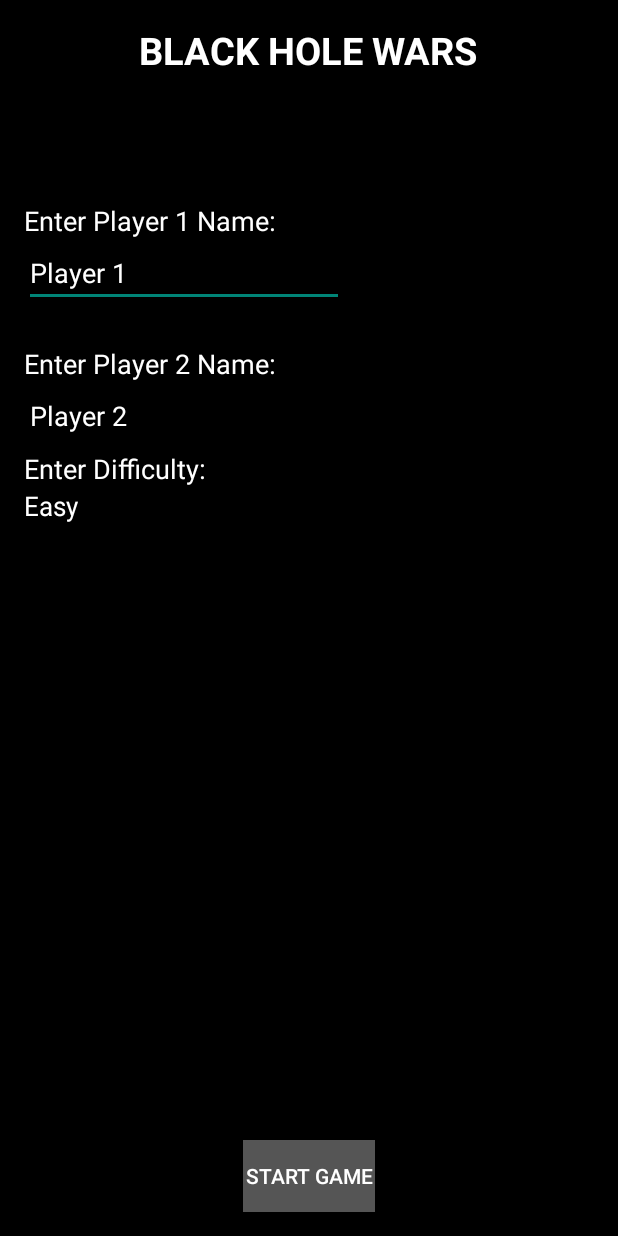
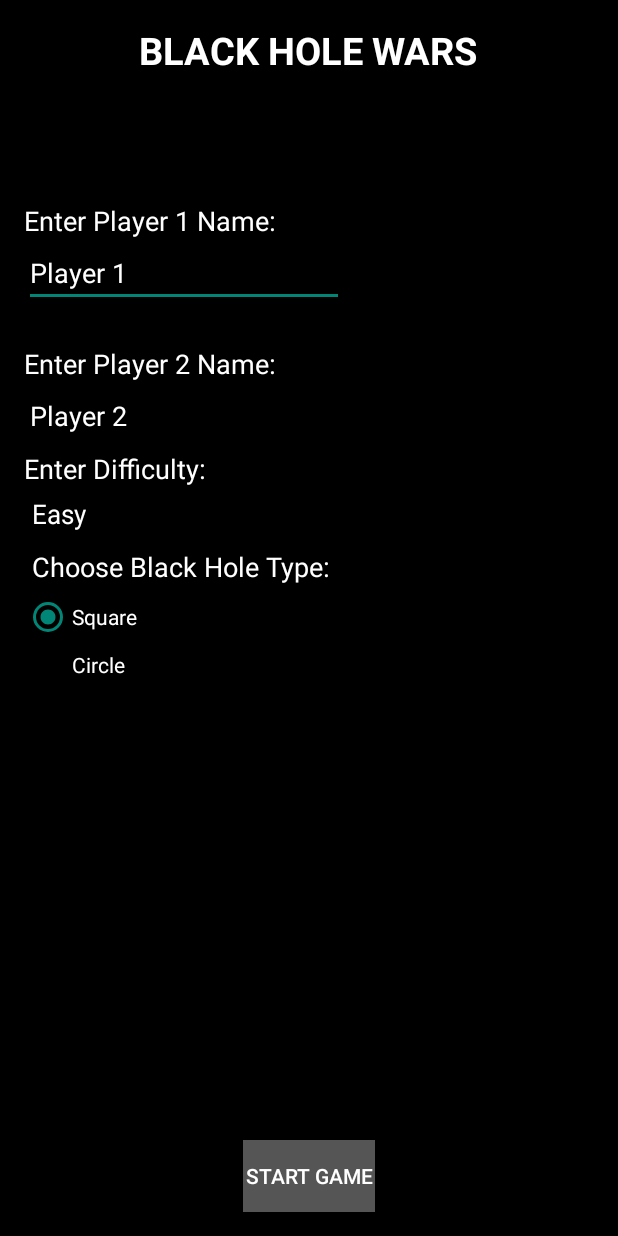
Before and after one commit to adwiii/BHW, an Android app: the screen it shows after launch (MainActivity), on a phone screen of 412 x 824 dp. Run offline under Robolectric (Android 15) with nearby library versions, the phone set to English and light mode, and no system bars.

Commit message:
Added ability to use Circle BHs instead of Rects
Also added size indicator to BHs and some other minor tweaks

```diff
--- a/app/src/main/java/com/adwiii/bhw/MainActivity.java
+++ b/app/src/main/java/com/adwiii/bhw/MainActivity.java
@@ -4,13 +4,13 @@ import android.app.Activity;
 import android.content.Intent;
 import android.content.res.Configuration;
 import android.os.Bundle;
-import android.support.v7.app.AppCompatActivity;
 import android.util.Log;
 import android.view.Menu;
 import android.view.MenuItem;
 import android.view.View;
 import android.widget.Button;
 import android.widget.EditText;
+import android.widget.RadioGroup;
 import android.widget.Spinner;
 
 public class MainActivity extends Activity implements View.OnClickListener{
@@ -19,6 +19,7 @@ public class MainActivity extends Activity implements View.OnClickListener{
     EditText p2Name;
     Spinner diff;
     Button start;
+    RadioGroup type;
 
     @Override
     protected void onCreate(Bundle savedInstanceState) {
@@ -37,6 +38,8 @@ public class MainActivity extends Activity implements View.OnClickListener{
 
         start = (Button) findViewById(R.id.startButton);
 
+        type = (RadioGroup) findViewById(R.id.typeGroup);
+
         start.setOnClickListener(this);
         Util.hideSystemUI(this);
     }
@@ -47,8 +50,9 @@ public class MainActivity extends Activity implements View.OnClickListener{
             Intent i = new Intent(this, GameActivity.class);
             i.putExtra(GameActivity.P1_NAME, p1Name.getText().toString());
             i.putExtra(GameActivity.P2_NAME, p2Name.getText().toString());
-            Log.e("diff", diff.getSelectedItemPosition() + "");
+            Log.e("diff", diff.getSelectedItemPosition()+"");
             i.putExtra(GameActivity.DIFF, diff.getSelectedItemPosition());
+            i.putExtra(GameActivity.BH_TYPE, type.getCheckedRadioButtonId());
             startActivity(i);
         }
     }
--- a/app/src/main/java/com/adwiii/bhw/game/BHRect.java
+++ b/app/src/main/java/com/adwiii/bhw/game/BHRect.java
@@ -35,6 +35,7 @@ public class BHRect implements Expandable {
             pts.add(new Point(me.left, me.top + i));
             pts.add(new Point(me.right, me.top + i));
         }
+        rad++;
     }
 
     @Override
--- a/app/src/main/res/layout/activity_main.xml
+++ b/app/src/main/res/layout/activity_main.xml
@@ -1,76 +1,101 @@
-<RelativeLayout xmlns:android="http://schemas.android.com/apk/res/android"
-                xmlns:tools="http://schemas.android.com/tools"
-                android:layout_width="match_parent"
-                android:layout_height="match_parent"
-                android:paddingLeft="@dimen/activity_horizontal_margin"
-                android:paddingRight="@dimen/activity_horizontal_margin"
-                android:paddingTop="@dimen/activity_vertical_margin"
-                android:paddingBottom="@dimen/activity_vertical_margin"
-                tools:context=".MainActivity" android:background="#000">
+<RelativeLayout xmlns:android = "http://schemas.android.com/apk/res/android"
+                xmlns:tools = "http://schemas.android.com/tools"
+                android:layout_width = "match_parent"
+                android:layout_height = "match_parent"
+                android:paddingLeft = "@dimen/activity_horizontal_margin"
+                android:paddingRight = "@dimen/activity_horizontal_margin"
+                android:paddingTop = "@dimen/activity_vertical_margin"
+                android:paddingBottom = "@dimen/activity_vertical_margin"
+                tools:context = ".MainActivity" android:background = "#000">
 
     <TextView
-        android:text="@string/title"
-        android:layout_width="wrap_content"
-        android:layout_height="wrap_content"
-        android:fontFamily="monospace-condensed"
-        android:textStyle="bold"
-        android:gravity="center"
-        android:layout_alignParentTop="true" android:layout_centerHorizontal="true"
-        android:textSize="25dp" android:textColor="#fff" android:id="@+id/textView3"/>
+        android:text = "@string/title"
+        android:layout_width = "wrap_content"
+        android:layout_height = "wrap_content"
+        android:fontFamily = "monospace-condensed"
+        android:textStyle = "bold"
+        android:gravity = "center"
+        android:layout_alignParentTop = "true" android:layout_centerHorizontal = "true"
+        android:textSize = "25dp" android:textColor = "#fff" android:id = "@+id/textView3"/>
     <TextView
-        android:layout_width="wrap_content"
-        android:layout_height="wrap_content"
-        android:textAppearance="?android:attr/textAppearanceMedium"
-        android:id="@+id/textView"
-        android:textColor="#fff" android:text="@string/enter1" android:layout_below="@+id/textView3"
-        android:layout_alignParentLeft="true" android:layout_alignParentStart="true"
-        android:layout_marginTop="84dp"/>
+        android:layout_width = "wrap_content"
+        android:layout_height = "wrap_content"
+        android:textAppearance = "?android:attr/textAppearanceMedium"
+        android:id = "@+id/textView"
+        android:textColor = "#fff" android:text = "@string/enter1" android:layout_below = "@+id/textView3"
+        android:layout_alignParentLeft = "true" android:layout_alignParentStart = "true"
+        android:layout_marginTop = "84dp"/>
     <EditText
-        android:layout_width="wrap_content"
-        android:layout_height="wrap_content"
-        android:inputType="textPersonName"
-        android:text="Name"
-        android:ems="10"
-        android:id="@+id/p1Name" android:layout_below="@+id/textView"
-        android:layout_alignParentLeft="true" android:layout_alignParentStart="true"
-        android:textColor="#fff"/>
+        android:layout_width = "wrap_content"
+        android:layout_height = "wrap_content"
+        android:inputType = "textPersonName"
+        android:text = "Name"
+        android:ems = "10"
+        android:id = "@+id/p1Name" android:layout_below = "@+id/textView"
+        android:layout_alignParentLeft = "true" android:layout_alignParentStart = "true"
+        android:textColor = "#fff"/>
     <TextView
-        android:layout_width="wrap_content"
-        android:layout_height="wrap_content"
-        android:text="@string/enter2"
-        android:id="@+id/textView2" android:layout_below="@+id/p1Name"
-        android:layout_alignParentLeft="true" android:layout_alignParentStart="true"
-        android:layout_marginTop="25dp" android:textColor="#fff"
-        android:textAppearance="?android:attr/textAppearanceMedium"/>
+        android:layout_width = "wrap_content"
+        android:layout_height = "wrap_content"
+        android:text = "@string/enter2"
+        android:id = "@+id/textView2" android:layout_below = "@+id/p1Name"
+        android:layout_alignParentLeft = "true" android:layout_alignParentStart = "true"
+        android:layout_marginTop = "25dp" android:textColor = "#fff"
+        android:textAppearance = "?android:attr/textAppearanceMedium"/>
     <EditText
-        android:layout_width="wrap_content"
-        android:layout_height="wrap_content"
-        android:inputType="textPersonName"
-        android:text="Name"
-        android:ems="10"
-        android:id="@+id/p2Name" android:layout_below="@+id/textView2"
-        android:layout_alignParentLeft="true" android:layout_alignParentStart="true"
-        android:textColor="#fff"/>
+        android:layout_width = "wrap_content"
+        android:layout_height = "wrap_content"
+        android:inputType = "textPersonName"
+        android:text = "Name"
+        android:ems = "10"
+        android:id = "@+id/p2Name" android:layout_below = "@+id/textView2"
+        android:layout_alignParentLeft = "true" android:layout_alignParentStart = "true"
+        android:textColor = "#fff"/>
     <TextView
-        android:layout_width="wrap_content"
-        android:layout_height="wrap_content"
-        android:textAppearance="?android:attr/textAppearanceMedium"
-        android:text="@string/diff"
-        android:id="@+id/textView4" android:layout_below="@+id/p2Name"
-        android:layout_alignParentLeft="true" android:layout_alignParentStart="true"
-        android:textColor="#fff"/>
+        android:layout_width = "wrap_content"
+        android:layout_height = "wrap_content"
+        android:textAppearance = "?android:attr/textAppearanceMedium"
+        android:text = "@string/diff"
+        android:id = "@+id/textView4" android:layout_below = "@+id/p2Name"
+        android:layout_alignParentLeft = "true" android:layout_alignParentStart = "true"
+        android:textColor = "#fff"/>
     <Spinner
-        android:layout_width="wrap_content"
-        android:layout_height="wrap_content"
-        android:id="@+id/diffSpinner" android:layout_below="@+id/textView4"
-        android:layout_alignParentLeft="true" android:layout_alignParentStart="true"
-        android:entries="@array/diffs"/>
+        android:layout_width = "wrap_content"
+        android:layout_height = "wrap_content"
+        android:id = "@+id/diffSpinner" android:layout_below = "@+id/textView4"
+        android:layout_alignParentLeft = "true" android:layout_alignParentStart = "true"
+        android:entries = "@array/diffs" android:padding="5dp"/>
     <Button
-        android:layout_width="wrap_content"
-        android:layout_height="wrap_content"
-        android:text="@string/startGame"
-        android:id="@+id/startButton"
-        android:layout_alignParentBottom="true" android:layout_centerHorizontal="true"
-        android:background="#555" android:textColor="#fff"/>
+        android:layout_width = "wrap_content"
+        android:layout_height = "wrap_content"
+        android:text = "@string/startGame"
+        android:id = "@+id/startButton"
+        android:layout_alignParentBottom = "true" android:layout_centerHorizontal = "true"
+        android:background = "#555" android:textColor = "#fff"/>
+    <TextView
+        android:layout_width = "wrap_content"
+        android:layout_height = "wrap_content"
+        android:textAppearance = "?android:attr/textAppearanceMedium"
+        android:text = "@string/type"
+        android:id = "@+id/textView5" android:layout_below = "@+id/diffSpinner"
+        android:layout_alignParentLeft = "true" android:layout_alignParentStart = "false"
+        android:textColor = "#fff" android:padding="5dp"/>
+    <RadioGroup android:layout_width = "match_parent"
+                android:layout_height = "wrap_content"
+                android:layout_below = "@id/textView5"
+                android:id = "@+id/typeGroup">
+        <RadioButton android:layout_width = "wrap_content"
+                     android:layout_height = "wrap_content"
+                     android:id = "@+id/squareButton"
+                     android:text = "@string/square"
+                     android:checked = "true"
+                     android:textColor = "#fff"/>
+        <RadioButton android:layout_width = "wrap_content"
+                     android:layout_height = "wrap_content"
+                     android:id = "@+id/circleButton"
+                     android:text = "@string/circle"
+                     android:textColor = "#fff"/>
+
+    </RadioGroup>
 
 </RelativeLayout>
--- a/app/src/main/res/values/strings.xml
+++ b/app/src/main/res/values/strings.xml
@@ -18,4 +18,7 @@
     <string name="home">\'s home</string>
     <string name="p2Name">Player 2</string>
     <string name="p1Name">Player 1</string>
+    <string name="square">Square</string>
+    <string name="circle">Circle</string>
+    <string name="type">Choose Black Hole Type:</string>
 </resources>
```
Also changed, not shown: app/src/main/java/com/adwiii/bhw/GameActivity.java (+14 -6 lines), app/src/main/java/com/adwiii/bhw/game/BH.java (+18 -3 lines), app/src/main/java/com/adwiii/bhw/game/BHCircle.java (added, +47 -0 lines), app/src/main/java/com/adwiii/bhw/game/Player.java (+5 -4 lines), app/src/main/java/com/adwiii/bhw/gui/BHSpace.java (+15 -3 lines), settings.gradle (line endings or trailing spaces), 2 other files.
